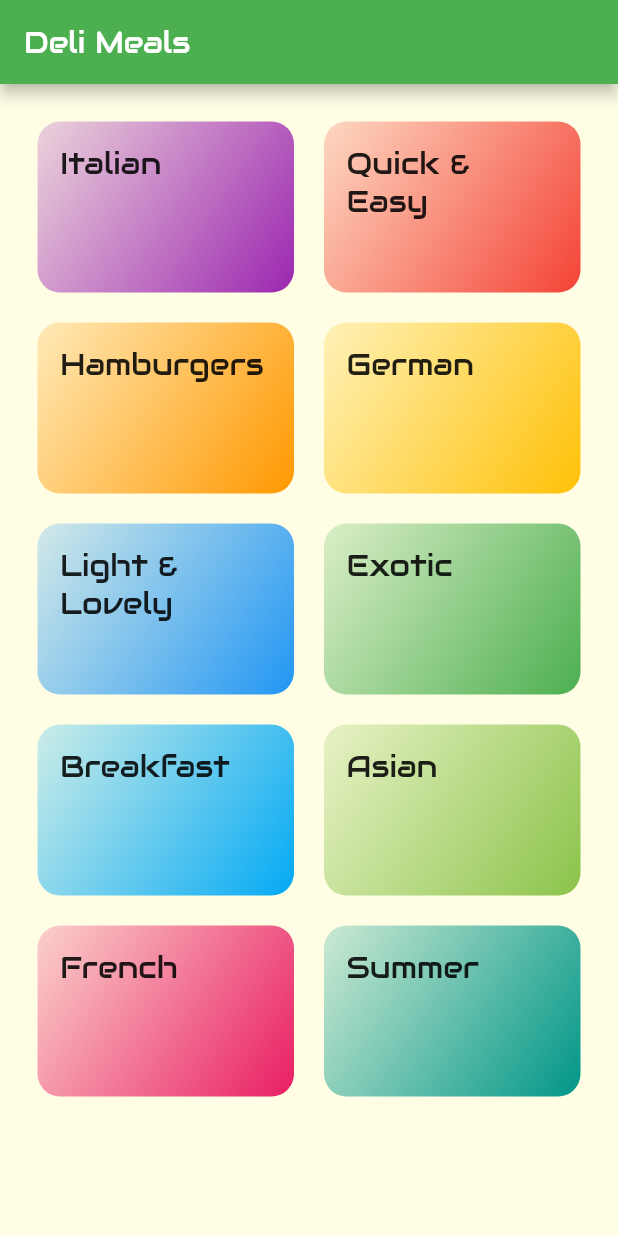
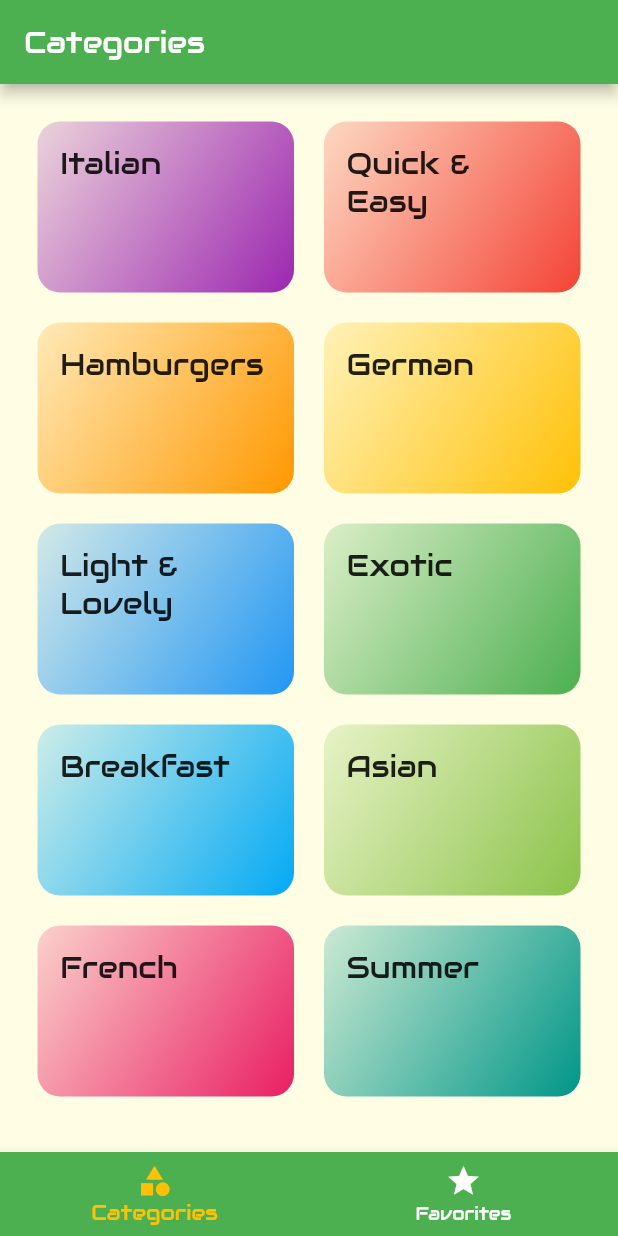
Before and after one commit to mdmujeeb/menu_app, a Flutter app: the screen it shows after launch, on a phone screen of 412 x 824 dp. Run offline on Flutter 3.47's test engine with Material 2 defaults, Android fonts, the phone set to English and light mode, and no system bars.

Commit message:
New Changes

```diff
--- a/lib/main.dart
+++ b/lib/main.dart
@@ -1,7 +1,9 @@
 import 'package:flutter/material.dart';
 
+import './pages/meal_details_page.dart';
 import './pages/categories_page.dart';
 import './pages/category_meals_page.dart';
+import './pages/tabs_page.dart';
 
 void main() => runApp(DeliMealsApp());
 
@@ -31,8 +33,17 @@ class DeliMealsApp extends StatelessWidget {
             )),
       ),
       routes: {
-        '/': (ctx) => CategoriesPage(),
+        '/': (ctx) => TabsPage(),
         CategoryMealsPage.ROUTE_NAME: (ctx) => CategoryMealsPage(),
+        MealDetailsPage.ROUTE_NAME: (ctx) => MealDetailsPage(),
+      },
+      onGenerateRoute: (settings) {
+        print(settings.arguments);
+        return MaterialPageRoute(builder: (context) => CategoriesPage());
+      },
+      onUnknownRoute: (settings) {
+        print(settings.arguments);
+        return MaterialPageRoute(builder: (context) => CategoriesPage());
       },
     );
   }
--- a/lib/pages/categories_page.dart
+++ b/lib/pages/categories_page.dart
@@ -6,11 +6,7 @@ import '../widgets/category_item.dart';
 class CategoriesPage extends StatelessWidget {
   @override
   Widget build(BuildContext context) {
-    return Scaffold(
-      appBar: AppBar(
-        title: const Text('Deli Meals'),
-      ),
-      body: GridView(
+    return GridView(
       padding: const EdgeInsets.all(25),
       children: DUMMY_CATEGORIES
           .map((cat) => CategoryItem(cat.id, cat.title, cat.color))
@@ -21,7 +17,6 @@ class CategoriesPage extends StatelessWidget {
         crossAxisSpacing: 20,
         mainAxisSpacing: 20,
       ),
-      ),
     );
   }
 }
--- /dev/null
+++ b/lib/pages/tabs_page.dart
@@ -0,0 +1,51 @@
+import 'package:flutter/material.dart';
+
+import './categories_page.dart';
+import './favorites_page.dart';
+
+class TabsPage extends StatefulWidget {
+  @override
+  _TabsPageState createState() => _TabsPageState();
+}
+
+class _TabsPageState extends State<TabsPage> {
+  final List<Map<String, Object>> _pages = [
+    {'page': CategoriesPage(), 'title': 'Categories'},
+    {'page': FavoritesPage(), 'title': 'Your Favorites'},
+  ];
+
+  int _selectedPageIndex = 0;
+
+  void _selectTab(int index) {
+    setState(() {
+      _selectedPageIndex = index;
+    });
+  }
+
+  @override
+  Widget build(BuildContext context) {
+    return Scaffold(
+      appBar: AppBar(
+        title: Text(_pages[_selectedPageIndex]['title']),
+      ),
+      body: _pages[_selectedPageIndex]['page'],
+      bottomNavigationBar: BottomNavigationBar(
+          onTap: _selectTab,
+          backgroundColor: Theme.of(context).primaryColor,
+          unselectedItemColor: Colors.white,
+          selectedItemColor: Colors.amber,
+          currentIndex: _selectedPageIndex,
+          // type: BottomNavigationBarType.shifting,
+          items: [
+            BottomNavigationBarItem(
+                // backgroundColor: Theme.of(context).primaryColor,
+                icon: Icon(Icons.category),
+                title: Text('Categories')),
+            BottomNavigationBarItem(
+                // backgroundColor: Theme.of(context).primaryColor,
+                icon: Icon(Icons.star),
+                title: Text('Favorites')),
+          ]),
+    );
+  }
+}
```
Also changed, not shown: lib/pages/category_meals_page.dart (+9 -1 lines), lib/pages/favorites_page.dart (added, +10 -0 lines), lib/pages/meal_details_page.dart (added, +79 -0 lines), lib/widgets/meal_item.dart (added, +138 -0 lines). Lines whose indentation alone changed are shown as unchanged.
